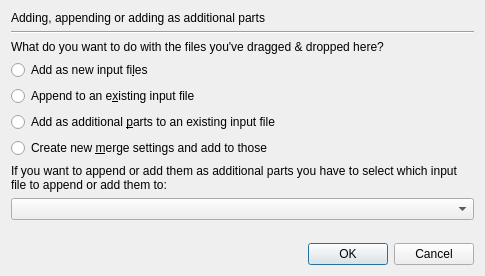
Above: src/mkvtoolnix-gui/forms/merge/adding_appending_files_dialog.ui from jpsdr/MKVToolnix-Windows-7 before the change. Below: the same form after it.
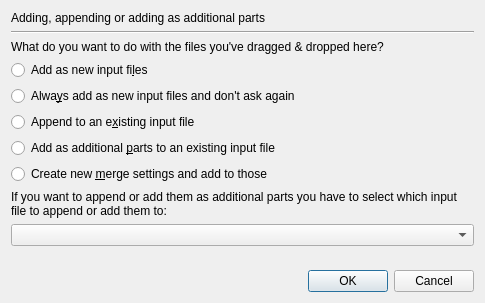
That is the form after the change.

Commit message: GUI: merge: add option for always adding in »add or append« dialog

```diff
--- a/src/mkvtoolnix-gui/forms/merge/adding_appending_files_dialog.ui
+++ b/src/mkvtoolnix-gui/forms/merge/adding_appending_files_dialog.ui
@@ -7,7 +7,7 @@
     <x>0</x>
     <y>0</y>
     <width>485</width>
-    <height>276</height>
+    <height>303</height>
    </rect>
   </property>
   <property name="windowTitle">
@@ -48,6 +48,13 @@
      </property>
     </widget>
    </item>
+   <item>
+    <widget class="QRadioButton" name="rbAlwaysAdd">
+     <property name="text">
+      <string>Alwa&amp;ys add as new input files and don't ask again</string>
+     </property>
+    </widget>
+   </item>
    <item>
     <widget class="QRadioButton" name="rbAppend">
      <property name="text">
```
Left out of the diff: 41 changed lines with no effect on the pictures. The commit also changes 5 other files.
